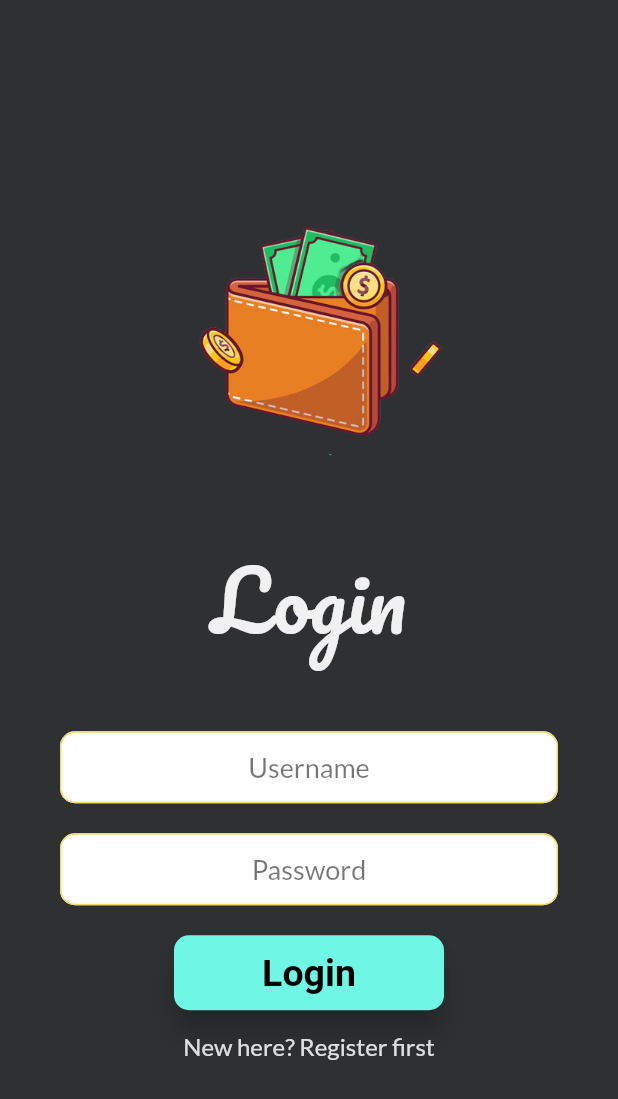
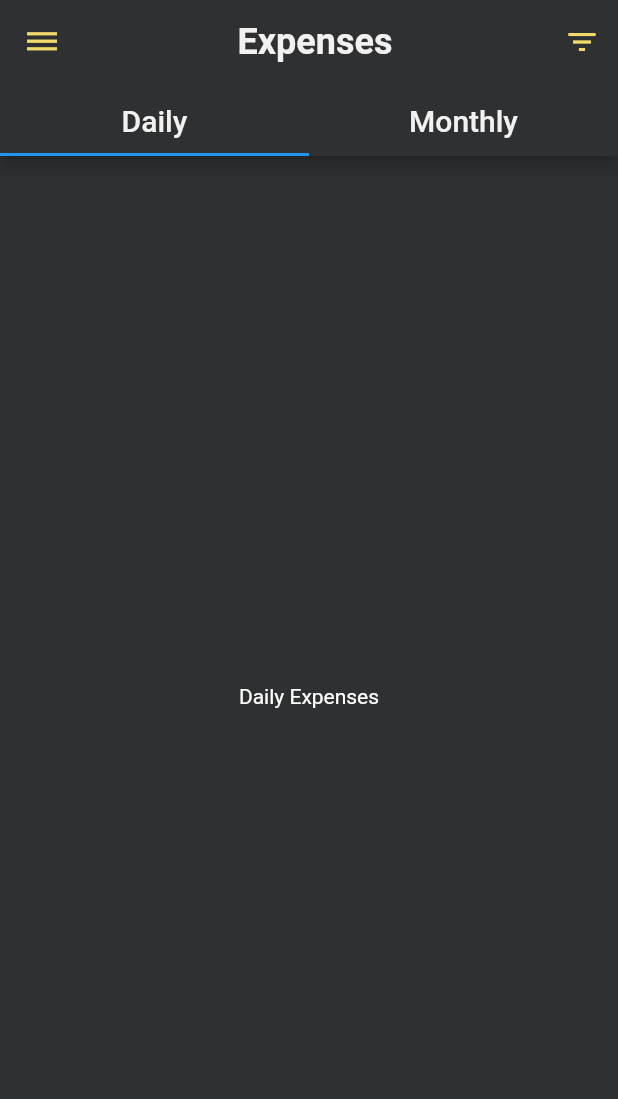
Before and after one commit to Nirbhay-nrb/Wallet-Tracker-App, a Flutter app: the LoginPage screen opened by its route, after a tap on "Login", on a phone screen of 412 x 824 dp. Shown: the top 1099 px of the screen. Run offline on Flutter 3.47's test engine with Material 2 defaults, Android fonts, the phone set to English and light mode, and no system bars; our stand-ins replace google_fonts.

Commit message:
added expenses page and tab view for daily and monthly expenses

```diff
--- a/lib/routes/app_routes.dart
+++ b/lib/routes/app_routes.dart
@@ -4,6 +4,7 @@ import '../routes/route_names.dart';
 import '../screens/homepage.dart';
 import '../screens/login_page.dart';
 import '../screens/register_page.dart';
+import '../screens/expenses_page.dart';
 
 class AppRoutes {
   static Route<dynamic> onGenerateRoute(RouteSettings settings) {
@@ -14,6 +15,8 @@ class AppRoutes {
         return MaterialPageRoute<dynamic>(builder: (_) => LoginPage());
       case RouteNames.register:
         return MaterialPageRoute<dynamic>(builder: (_) => RegisterPage());
+      case RouteNames.expenses:
+        return MaterialPageRoute<dynamic>(builder: (_) => ExpensesPage());
       default:
         return MaterialPageRoute<dynamic>(
           builder: (_) => Scaffold(
--- a/lib/routes/route_names.dart
+++ b/lib/routes/route_names.dart
@@ -1,5 +1,6 @@
 class RouteNames {
   static const String homepage = '/homepage';
-  static const String login = '/login_page';
+  static const String login = '/login';
   static const String register = '/register';
+  static const String expenses = '/expenses';
 }
--- /dev/null
+++ b/lib/screens/daily_expenses.dart
@@ -0,0 +1,15 @@
+import 'package:flutter/material.dart';
+
+class DailyExpensesPage extends StatelessWidget {
+  @override
+  Widget build(BuildContext context) {
+    return Center(
+      child: Text(
+        'Daily Expenses',
+        style: TextStyle(
+          color: Colors.white,
+        ),
+      ),
+    );
+  }
+}
--- /dev/null
+++ b/lib/screens/expenses_page.dart
@@ -0,0 +1,76 @@
+// ignore_for_file: prefer_const_constructors, use_key_in_widget_constructors, prefer_const_literals_to_create_immutables
+
+import 'package:flutter/material.dart';
+import 'package:google_fonts/google_fonts.dart';
+
+import '../constants.dart';
+import '../screens/daily_expenses.dart';
+import '../screens/monthly_expenses.dart';
+
+class ExpensesPage extends StatelessWidget {
+  @override
+  Widget build(BuildContext context) {
+    return DefaultTabController(
+      length: 2,
+      child: Scaffold(
+          backgroundColor: AppColours.background,
+          appBar: AppBar(
+            backgroundColor: AppColours.background,
+            leading: IconButton(
+              icon: Icon(Icons.dehaze),
+              color: AppColours.bgYellow,
+              onPressed: () {},
+            ),
+            title: Center(
+              child: Text(
+                'Expenses',
+                style: GoogleFonts.roboto(
+                  color: AppColours.textHeading,
+                  fontWeight: FontWeight.bold,
+                  fontSize: 24,
+                ),
+              ),
+            ),
+            actions: [
+              IconButton(
+                icon: Icon(
+                  Icons.filter_list,
+                ),
+                color: AppColours.bgYellow,
+                onPressed: () {},
+              )
+            ],
+            bottom: TabBar(tabs: [
+              Padding(
+                padding: const EdgeInsets.all(10.0),
+                child: Text(
+                  'Daily',
+                  style: GoogleFonts.roboto(
+                    color: AppColours.textHeading,
+                    fontSize: 20,
+                    fontWeight: FontWeight.w500,
+                  ),
+                ),
+              ),
+              Padding(
+                padding: const EdgeInsets.all(10.0),
+                child: Text(
+                  'Monthly',
+                  style: GoogleFonts.roboto(
+                    color: AppColours.textHeading,
+                    fontSize: 20,
+                    fontWeight: FontWeight.w500,
+                  ),
+                ),
+              ),
+            ]),
+          ),
+          body: TabBarView(
+            children: [
+              DailyExpensesPage(),
+              MonthlyExpensesPage(),
+            ],
+          )),
+    );
+  }
+}
--- a/lib/screens/login_page.dart
+++ b/lib/screens/login_page.dart
@@ -69,6 +69,8 @@ class LoginPage extends StatelessWidget {
                   onPressed: () {
                     // implement login feature of app
                     // proceed to next screen
+                    Navigator.pushReplacementNamed(
+                        context, RouteNames.expenses);
                   },
                   height: 50,
                   minWidth: 180,
--- /dev/null
+++ b/lib/screens/monthly_expenses.dart
@@ -0,0 +1,15 @@
+import 'package:flutter/material.dart';
+
+class MonthlyExpensesPage extends StatelessWidget {
+  @override
+  Widget build(BuildContext context) {
+    return Center(
+      child: Text(
+        'Monthly Expenses',
+        style: TextStyle(
+          color: Colors.white,
+        ),
+      ),
+    );
+  }
+}
--- a/lib/screens/register_page.dart
+++ b/lib/screens/register_page.dart
@@ -82,6 +82,8 @@ class RegisterPage extends StatelessWidget {
                   onPressed: () {
                     // implement register feature of app
                     // proceed to next screen
+                    Navigator.pushReplacementNamed(
+                        context, RouteNames.expenses);
                   },
                   height: 50,
                   minWidth: 180,
```
